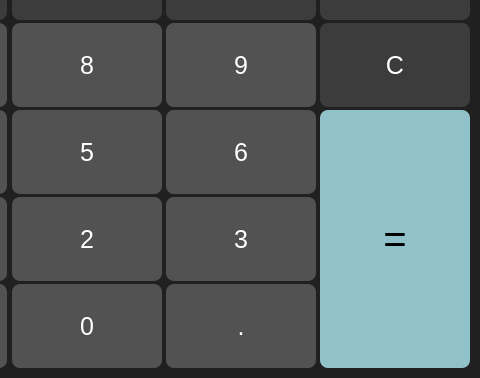
First picture: the form in projectfile/number.ui, repository Harrybh/Calculator, before the edit; both pictures show x 307 to 787 and y 648 to 1026 of the 787 by 1026 pixel window.
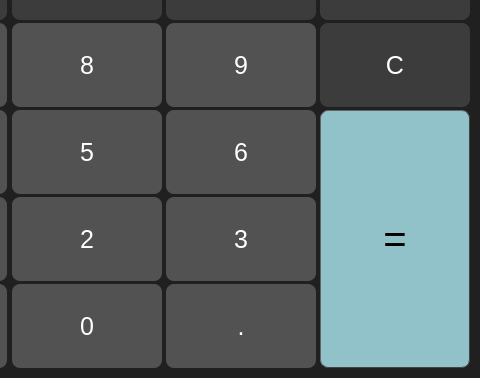
Second picture: the form after the edit. Icons and pictures are not drawn.

Patch:
```diff
--- a/projectfile/number.ui
+++ b/projectfile/number.ui
@@ -368,6 +368,9 @@
 color: rgb(0 0, 0);
 border-radius: 8px;
 font-size: 40px;
+border-style:outset; 
+border-width:1px;
+border-color: rgb(67, 67, 67);
 }
 
 QPushButton:hover { 
```
Left out of the diff: 40 changed lines with no effect on the pictures.
